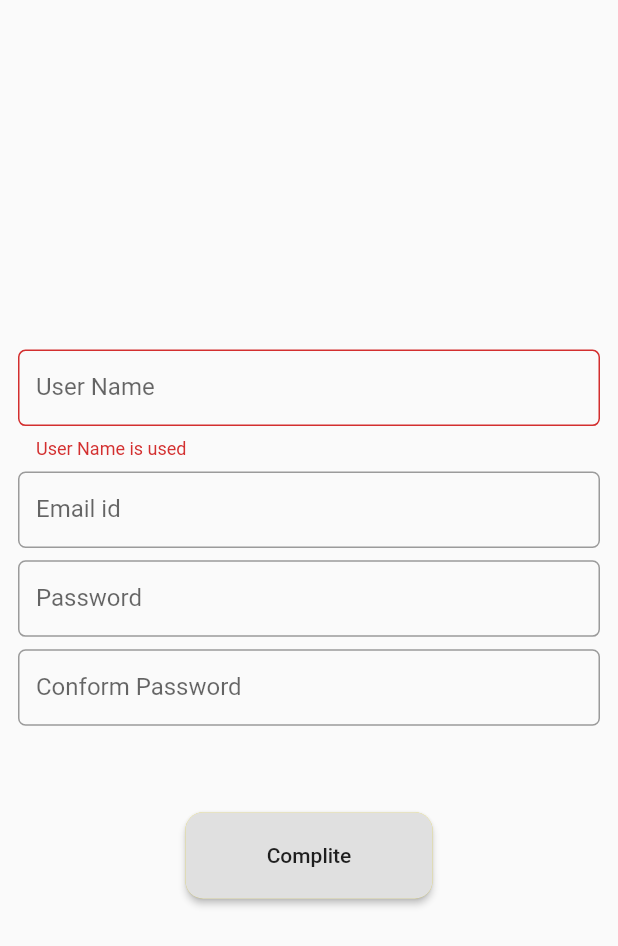
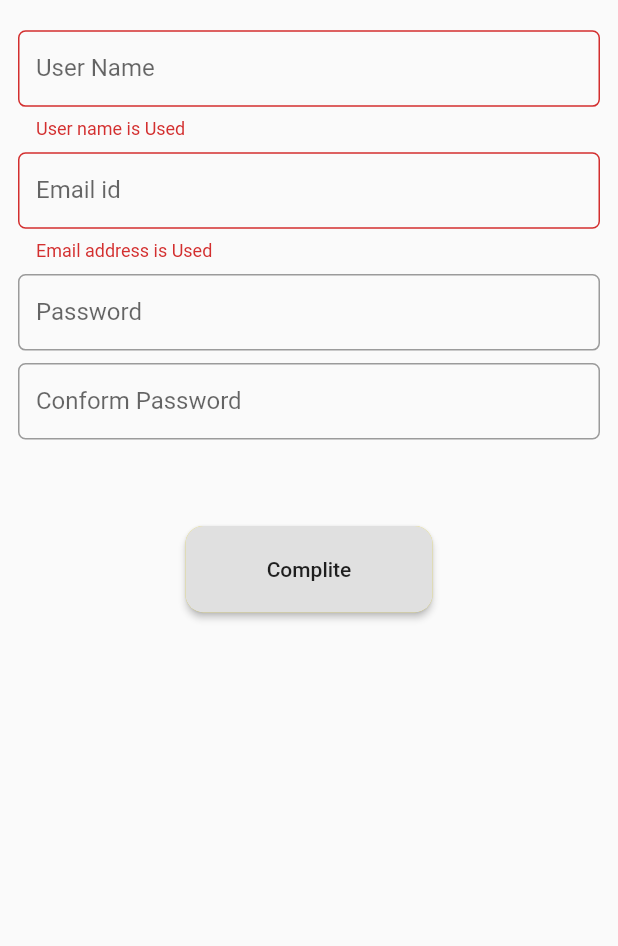
Before and after one commit to SG-Programmer/hospital-management, a Flutter app: the FinalRegistrationPage screen opened directly, on a phone screen of 412 x 824 dp. Shown: the top 946 px of the screen. Run offline on Flutter 3.47's test engine with Material 2 defaults, Android fonts, the phone set to English and light mode, and no system bars; our stand-ins replace curved_navigation_bar, custom_navigation_bar, dots_indicator, firebase_database, form_validator, progress_indicators; accounts and stored records are empty; statements that could not run were skipped.

Commit message:
validation complite for registration page

```diff
--- a/lib/registration/FinalRegistrationPage.dart
+++ b/lib/registration/FinalRegistrationPage.dart
@@ -1,5 +1,6 @@
 import 'package:firebase_database/firebase_database.dart';
 import 'package:flutter/material.dart';
+import 'package:form_validator/form_validator.dart';
 import 'package:hospital_management/patient/PatientDashbord.dart';
 
 import 'package:hospital_management/utils/size.dart';
@@ -31,6 +32,9 @@ class FinalRegistrationPage extends StatefulWidget {
 }
 
 class _FinalRegistrationPageState extends State<FinalRegistrationPage> {
+  //Global key
+  GlobalKey<FormState> _formKey = GlobalKey<FormState>();
+
   //TextField Controller
   TextEditingController userNameController = TextEditingController();
   TextEditingController emailIdController = TextEditingController();
@@ -43,23 +47,34 @@ class _FinalRegistrationPageState extends State<FinalRegistrationPage> {
 
   //variable
   bool userIndatabse;
+  bool emailIndatabase;
+  bool passwordCheck = false;
+  String password;
+  String conformPassword;
 
   @override
   Widget build(BuildContext context) {
     ScreenSize.setSize(context);
 
-    userTextField(String hintName, String lablename,
-        TextEditingController fieldController) {
+    userTextField(
+        String hintName,
+        String lablename,
+        TextEditingController fieldController,
+        Function checkFunction,
+        bool check,
+        String errorMessage,
+        String Function(String) validationController) {
       return Padding(
         padding: EdgeInsets.only(top: screenHeight * 0.01),
         child: Container(
-          child: TextField(
+          child: TextFormField(
+            validator: validationController,
             onChanged: (value) {
-              _checkUserInDatabse(value);
+              checkFunction(value);
             },
             controller: fieldController,
             decoration: InputDecoration(
-                errorText: userIndatabse == false ? null : "User Name is used",
+                errorText: check == false ? null : errorMessage,
                 hintText: hintName,
                 labelText: lablename,
                 isDense: true,
@@ -70,34 +85,28 @@ class _FinalRegistrationPageState extends State<FinalRegistrationPage> {
       );
     }
 
-    userTextField2(String hintName, String lablename,
-        TextEditingController fieldController) {
+    passwordfield(String hintName, String lablename,
+        TextEditingController fieldController, Function passMatch) {
       return Padding(
         padding: EdgeInsets.only(top: screenHeight * 0.01),
         child: Container(
-          child: TextField(
+          child: TextFormField(
+            validator: ValidationBuilder().minLength(8).build(),
             controller: fieldController,
+            onChanged: (value) {
+              passMatch(value);
+              setState(() {
+                password == conformPassword
+                    ? passwordCheck = true
+                    : passwordCheck = false;
+              });
+            },
             decoration: InputDecoration(
                 hintText: hintName,
                 labelText: lablename,
-                isDense: true,
-                border: OutlineInputBorder(
-                    borderRadius: BorderRadius.circular(5.0))),
-          ),
-        ),
-      );
-    }
-
-    textfield(String hintName, String lablename,
-        TextEditingController fieldController) {
-      return Padding(
-        padding: EdgeInsets.only(top: screenHeight * 0.01),
-        child: Container(
-          child: TextField(
-            controller: fieldController,
-            decoration: InputDecoration(
-                hintText: hintName,
-                labelText: lablename,
+                errorText: password == conformPassword
+                    ? null
+                    : "Password Dose Not Match",
                 isDense: true,
                 border: OutlineInputBorder(
                     borderRadius: BorderRadius.circular(5.0))),
@@ -108,16 +117,34 @@ class _FinalRegistrationPageState extends State<FinalRegistrationPage> {
 
     return SafeArea(
       child: Scaffold(
-        body: Padding(
+        body: SingleChildScrollView(
+          child: Padding(
             padding: EdgeInsets.all(12.0),
+            child: Form(
+              key: _formKey,
               child: Column(
                 mainAxisAlignment: MainAxisAlignment.center,
                 children: [
-              userTextField("User Name", "User Name", userNameController),
-              userTextField2("E-Mail Address", "Email id", emailIdController),
-              textfield("********", "Password", passwordController),
-              textfield(
-                  "********", "Conform Password", conformPasswordControlller),
+                  userTextField(
+                      "User Name",
+                      "User Name",
+                      userNameController,
+                      _checkUserInDatabse,
+                      userIndatabse,
+                      "User name is Used",
+                      ValidationBuilder().minLength(6).build()),
+                  userTextField(
+                      "E-Mail Address",
+                      "Email id",
+                      emailIdController,
+                      _checkEmailInDatabse,
+                      emailIndatabase,
+                      "Email address is Used",
+                      ValidationBuilder().email().build()),
+                  passwordfield("********", "Password", passwordController,
+                      passwordFunction),
+                  passwordfield("********", "Conform Password",
+                      conformPasswordControlller, conformPasswordFunction),
                   SizedBox(
                     height: screenHeight * 0.07,
                   ),
@@ -143,7 +170,10 @@ class _FinalRegistrationPageState extends State<FinalRegistrationPage> {
                           });
                         });
 
-                    if (userIndatabse == false) {
+                        if (_formKey.currentState.validate() &&
+                            userIndatabse == false &&
+                            emailIndatabase == false &&
+                            passwordCheck == true) {
                           _registration();
                           Navigator.push(
                               context,
@@ -155,6 +185,8 @@ class _FinalRegistrationPageState extends State<FinalRegistrationPage> {
                     ),
                   ),
                 ],
+              ),
+            ),
           ),
         ),
       ),
@@ -184,4 +216,28 @@ class _FinalRegistrationPageState extends State<FinalRegistrationPage> {
       });
     });
   }
+
+  _checkEmailInDatabse(String value) {
+    _registrationReference
+        .orderByChild('email_id')
+        .equalTo(value)
+        .once()
+        .then((value) {
+      setState(() {
+        value.value == null ? emailIndatabase = false : emailIndatabase = true;
+      });
+    });
   }
+
+  passwordFunction(String val) {
+    setState(() {
+      password = val;
+    });
+  }
+
+  conformPasswordFunction(String val) {
+    setState(() {
+      conformPassword = val;
+    });
+  }
+}
--- a/lib/registration/RegistrationPage.dart
+++ b/lib/registration/RegistrationPage.dart
@@ -193,14 +193,13 @@ class _RegistrationPageState extends State<RegistrationPage> {
                           shape: RoundedRectangleBorder(
                               borderRadius: BorderRadius.circular(12.0)),
                           onPressed: () {
-                            if (_formKey.currentState.validate()) {
+                            // if (_formKey.currentState.validate()) {
                             Navigator.push(
                                 context,
                                 MaterialPageRoute(
                                   builder: (context) => FinalRegistrationPage(
                                       sexController: sexController,
-                                        firstNameController:
-                                            firstNameController,
+                                      firstNameController: firstNameController,
                                       lastNameController: lastNameController,
                                       date: date,
                                       numberController: numberController,
@@ -209,7 +208,6 @@ class _RegistrationPageState extends State<RegistrationPage> {
                                       addressController: addressController,
                                       sex: sex),
                                 ));
-                            }
                           },
                           child: Text("Continue"),
                         ),
```
Lines whose indentation alone changed are shown as unchanged.
